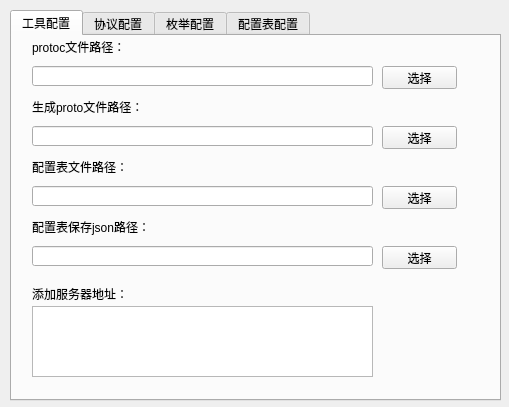
aywfelix/ProtoExcelTool, file designer/ui/setting.ui: the form before one commit.
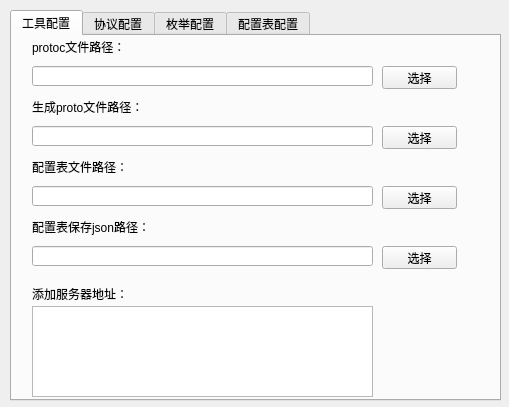
The form after the commit.

Patch:
```diff
--- a/designer/ui/setting.ui
+++ b/designer/ui/setting.ui
@@ -165,9 +165,14 @@
        <x>20</x>
        <y>270</y>
        <width>341</width>
-       <height>71</height>
+       <height>91</height>
       </rect>
      </property>
+     <property name="font">
+      <font>
+       <pointsize>11</pointsize>
+      </font>
+     </property>
     </widget>
     <widget class="QLabel" name="label_5">
      <property name="geometry">
```
